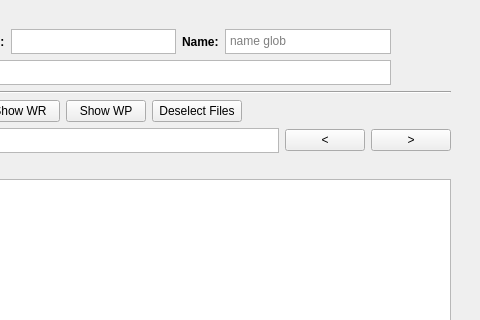
Old version of the form yellowdog_cli/commander/commander.ui in the repository yellowdog/yellowdog-cli; both pictures show x 584 to 1064 and y 0 to 320 of the 1064 by 720 pixel window.
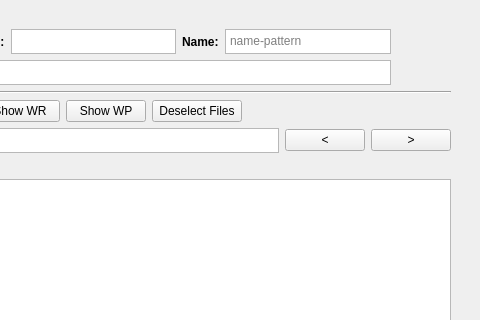
New version of the form. Icons and pictures are not drawn.

Patch:
```diff
--- a/yellowdog_cli/commander/commander.ui
+++ b/yellowdog_cli/commander/commander.ui
@@ -681,8 +681,9 @@
                 <height>25</height>
                </size>
               </property>
-              <property name="placeholderText">
-               <string>name glob</string>
+              <property name
+              ="placeholderText">
+               <string>name-pattern</string>
               </property>
               <property name="verticalScrollBarPolicy">
                <enum>Qt::ScrollBarPolicy::ScrollBarAlwaysOff</enum>
```
